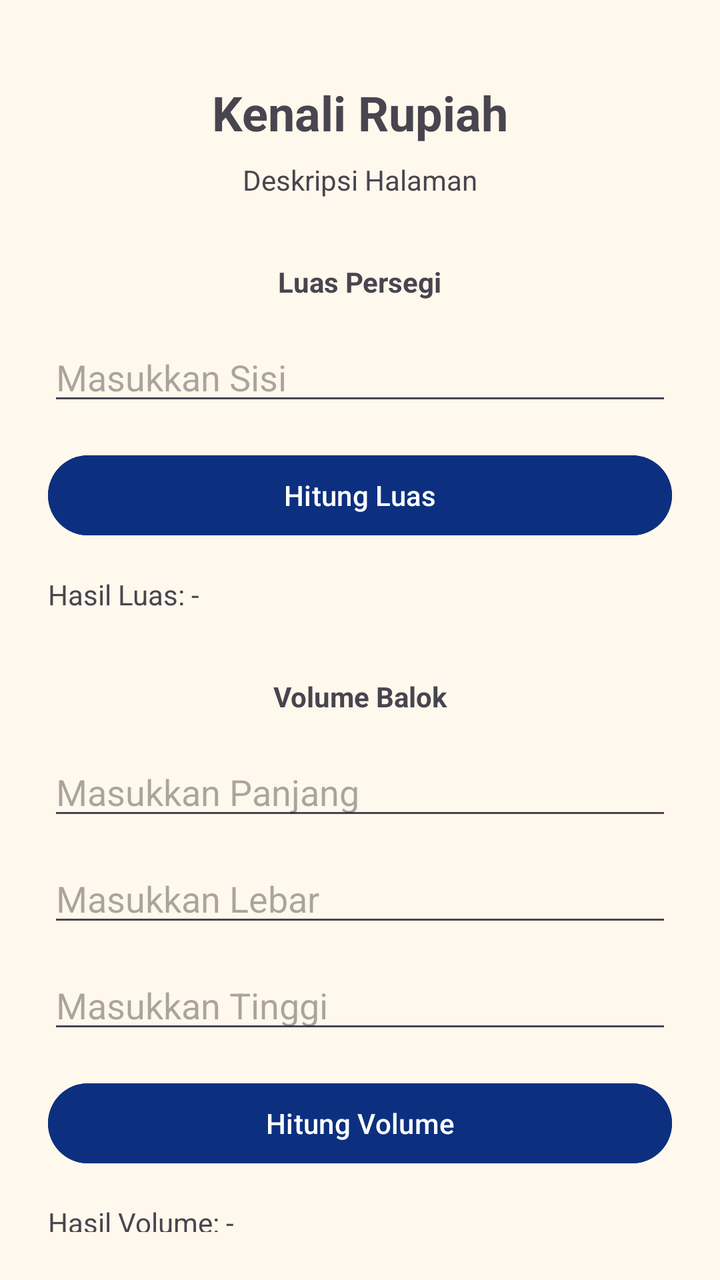
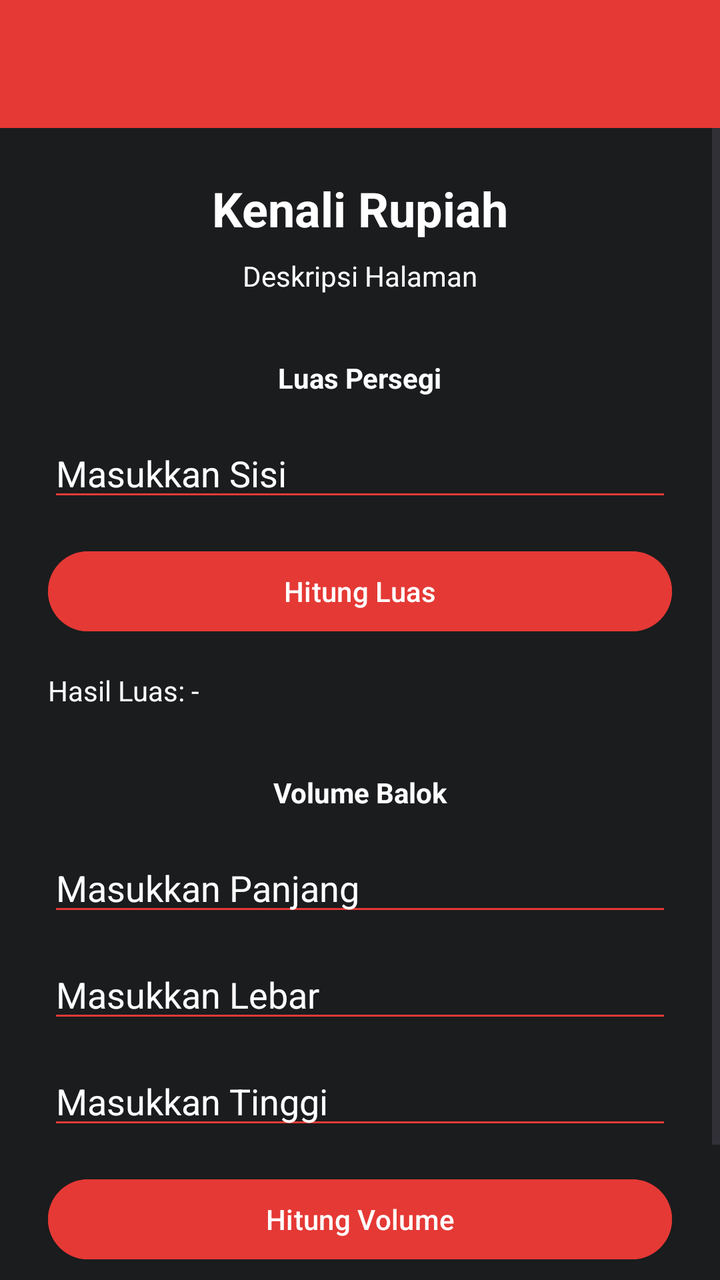

Two renders of the same Android screen: before a commit and after it. Below are the layout's source before the change and the commit's diff.
<!-- AndroidManifest.xml: application theme Theme.Therehelp -->
<!-- res/layout/activity_kalkulator.xml -->
<?xml version="1.0" encoding="utf-8"?>
<androidx.constraintlayout.widget.ConstraintLayout xmlns:android="http://schemas.android.com/apk/res/android"
    xmlns:app="http://schemas.android.com/apk/res-auto"
    xmlns:tools="http://schemas.android.com/tools"
    android:id="@+id/main"
    android:layout_width="match_parent"
    android:layout_height="match_parent"
    android:padding="24dp"
    android:background="@color/bg"
    tools:context=".tugasp2.Kalkulator">

    <TextView
        android:id="@+id/tvJudul"
        android:layout_width="wrap_content"
        android:layout_height="wrap_content"
        android:layout_marginTop="16dp"
        android:text="@string/placeholder_judul"
        android:textSize="24sp"
        android:textStyle="bold"
        app:layout_constraintEnd_toEndOf="parent"
        app:layout_constraintStart_toStartOf="parent"
        app:layout_constraintTop_toTopOf="parent" />

    <TextView
        android:id="@+id/tvDeskripsi"
        android:layout_width="wrap_content"
        android:layout_height="wrap_content"
        android:layout_marginTop="8dp"
        android:text="@string/placeholder_desc"
        android:textAlignment="center"
        android:textSize="14sp"
        app:layout_constraintEnd_toEndOf="parent"
        app:layout_constraintStart_toStartOf="parent"
        app:layout_constraintTop_toBottomOf="@+id/tvJudul" />

    <TextView
        android:id="@+id/tvJudulPersegi"
        android:layout_width="wrap_content"
        android:layout_height="wrap_content"
        android:layout_marginTop="32dp"
        android:text="@string/label_persegi"
        android:textStyle="bold"
        app:layout_constraintEnd_toEndOf="parent"
        app:layout_constraintStart_toStartOf="parent"
        app:layout_constraintTop_toBottomOf="@+id/tvDeskripsi" />

    <EditText
        android:id="@+id/inputSisi"
        android:layout_width="match_parent"
        android:layout_height="wrap_content"
        android:layout_marginTop="16dp"
        android:hint="@string/hint_sisi"
        android:inputType="numberDecimal"
        app:layout_constraintTop_toBottomOf="@+id/tvJudulPersegi" />

    <Button
        android:id="@+id/btnHitungPersegi"
        android:layout_width="match_parent"
        android:layout_height="wrap_content"
        android:layout_marginTop="16dp"
        android:backgroundTint="@color/biru"
        android:text="@string/btn_hitung_luas"
        app:layout_constraintTop_toBottomOf="@+id/inputSisi" />

    <TextView
        android:id="@+id/tvHasilPersegi"
        android:layout_width="wrap_content"
        android:layout_height="wrap_content"
        android:layout_marginTop="16dp"
        android:text="@string/hasil_luas"
        app:layout_constraintStart_toStartOf="parent"
        app:layout_constraintTop_toBottomOf="@+id/btnHitungPersegi" />

    <TextView
        android:id="@+id/tvJudulBalok"
        android:layout_width="wrap_content"
        android:layout_height="wrap_content"
        android:layout_marginTop="32dp"
        android:text="@string/label_balok"
        android:textStyle="bold"
        app:layout_constraintEnd_toEndOf="parent"
        app:layout_constraintStart_toStartOf="parent"
        app:layout_constraintTop_toBottomOf="@+id/tvHasilPersegi" />

    <EditText
        android:id="@+id/inputPanjang"
        android:layout_width="match_parent"
        android:layout_height="wrap_content"
        android:layout_marginTop="16dp"
        android:hint="@string/hint_panjang"
        android:inputType="numberDecimal"
        app:layout_constraintTop_toBottomOf="@+id/tvJudulBalok" />

    <EditText
        android:id="@+id/inputLebar"
        android:layout_width="match_parent"
        android:layout_height="wrap_content"
        android:layout_marginTop="12dp"
        android:hint="@string/hint_lebar"
        android:inputType="numberDecimal"
        app:layout_constraintTop_toBottomOf="@+id/inputPanjang" />

    <EditText
        android:id="@+id/inputTinggi"
        android:layout_width="match_parent"
        android:layout_height="wrap_content"
        android:layout_marginTop="12dp"
        android:hint="@string/hint_tinggi"
        android:inputType="numberDecimal"
        app:layout_constraintTop_toBottomOf="@+id/inputLebar" />

    <Button
        android:id="@+id/btnHitungBalok"
        android:layout_width="match_parent"
        android:layout_height="wrap_content"
        android:layout_marginTop="16dp"
        android:backgroundTint="@color/biru"
        android:text="@string/btn_hitung_vol"
        app:layout_constraintTop_toBottomOf="@+id/inputTinggi" />

    <TextView
        android:id="@+id/tvHasilBalok"
        android:layout_width="wrap_content"
        android:layout_height="wrap_content"
        android:layout_marginTop="16dp"
        android:text="@string/hasil_vol"
        app:layout_constraintStart_toStartOf="parent"
        app:layout_constraintTop_toBottomOf="@+id/btnHitungBalok" />

</androidx.constraintlayout.widget.ConstraintLayout>
<!-- resources referenced by this layout -->
<resources>
  <color name="bg">#FFF8EC</color>
  <color name="biru">#0C307F</color>
  <string name="btn_hitung_luas">Hitung Luas</string>
  <string name="btn_hitung_vol">Hitung Volume</string>
  <string name="hasil_luas">Hasil Luas: -</string>
  <string name="hasil_vol">Hasil Volume: -</string>
  <string name="hint_lebar">Masukkan Lebar</string>
  <string name="hint_panjang">Masukkan Panjang</string>
  <string name="hint_sisi">Masukkan Sisi</string>
  <string name="hint_tinggi">Masukkan Tinggi</string>
  <string name="label_balok">Volume Balok</string>
  <string name="label_persegi">Luas Persegi</string>
  <string name="placeholder_desc">Deskripsi Halaman</string>
  <string name="placeholder_judul">Kenali Rupiah</string>
  <style name="Theme.Therehelp" parent="Base.Theme.Therehelp" />
  <style name="Base.Theme.Therehelp" parent="Theme.Material3.DayNight.NoActionBar">
          
          
      </style>
</resources>

<!-- the commit's change to res/layout/activity_kalkulator.xml (unified diff, before → after) -->
@@ -1,130 +1,176 @@
 <?xml version="1.0" encoding="utf-8"?>
-<androidx.constraintlayout.widget.ConstraintLayout xmlns:android="http://schemas.android.com/apk/res/android"
+<androidx.constraintlayout.widget.ConstraintLayout
+    xmlns:android="http://schemas.android.com/apk/res/android"
     xmlns:app="http://schemas.android.com/apk/res-auto"
     xmlns:tools="http://schemas.android.com/tools"
     android:id="@+id/main"
     android:layout_width="match_parent"
     android:layout_height="match_parent"
-    android:padding="24dp"
-    android:background="@color/bg"
+    android:background="@color/bina_desa_dark_grey"
     tools:context=".tugasp2.Kalkulator">
 
-    <TextView
-        android:id="@+id/tvJudul"
-        android:layout_width="wrap_content"
-        android:layout_height="wrap_content"
-        android:layout_marginTop="16dp"
-        android:text="@string/placeholder_judul"
-        android:textSize="24sp"
-        android:textStyle="bold"
-        app:layout_constraintEnd_toEndOf="parent"
-        app:layout_constraintStart_toStartOf="parent"
-        app:layout_constraintTop_toTopOf="parent" />
-
-    <TextView
-        android:id="@+id/tvDeskripsi"
-        android:layout_width="wrap_content"
-        android:layout_height="wrap_content"
-        android:layout_marginTop="8dp"
-        android:text="@string/placeholder_desc"
-        android:textAlignment="center"
-        android:textSize="14sp"
-        app:layout_constraintEnd_toEndOf="parent"
-        app:layout_constraintStart_toStartOf="parent"
-        app:layout_constraintTop_toBottomOf="@+id/tvJudul" />
-
-    <TextView
-        android:id="@+id/tvJudulPersegi"
-        android:layout_width="wrap_content"
-        android:layout_height="wrap_content"
-        android:layout_marginTop="32dp"
-        android:text="@string/label_persegi"
-        android:textStyle="bold"
-        app:layout_constraintEnd_toEndOf="parent"
-        app:layout_constraintStart_toStartOf="parent"
-        app:layout_constraintTop_toBottomOf="@+id/tvDeskripsi" />
-
-    <EditText
-        android:id="@+id/inputSisi"
+    <com.google.android.material.appbar.AppBarLayout
+        android:id="@+id/appBarLayout"
         android:layout_width="match_parent"
         android:layout_height="wrap_content"
-        android:layout_marginTop="16dp"
-        android:hint="@string/hint_sisi"
-        android:inputType="numberDecimal"
-        app:layout_constraintTop_toBottomOf="@+id/tvJudulPersegi" />
+        app:layout_constraintTop_toTopOf="parent">
 
-    <Button
-        android:id="@+id/btnHitungPersegi"
+        <androidx.appcompat.widget.Toolbar
+            android:id="@+id/toolbar"
+            android:layout_width="match_parent"
+            android:layout_height="?attr/actionBarSize"
+            android:background="@color/bina_desa_red"
+            app:titleTextColor="@color/white"
+            tools:title="Kalkulator" />
+
+    </com.google.android.material.appbar.AppBarLayout>
+
+    <ScrollView
         android:layout_width="match_parent"
-        android:layout_height="wrap_content"
-        android:layout_marginTop="16dp"
-        android:backgroundTint="@color/biru"
-        android:text="@string/btn_hitung_luas"
-        app:layout_constraintTop_toBottomOf="@+id/inputSisi" />
+        android:layout_height="0dp"
+        app:layout_constraintBottom_toBottomOf="parent"
+        app:layout_constraintTop_toBottomOf="@+id/appBarLayout">
 
-    <TextView
-        android:id="@+id/tvHasilPersegi"
-        android:layout_width="wrap_content"
-        android:layout_height="wrap_content"
-        android:layout_marginTop="16dp"
-        android:text="@string/hasil_luas"
-        app:layout_constraintStart_toStartOf="parent"
-        app:layout_constraintTop_toBottomOf="@+id/btnHitungPersegi" />
+        <androidx.constraintlayout.widget.ConstraintLayout
+            android:layout_width="match_parent"
+            android:layout_height="wrap_content"
+            android:padding="24dp">
 
-    <TextView
-        android:id="@+id/tvJudulBalok"
-        android:layout_width="wrap_content"
-        android:layout_height="wrap_content"
-        android:layout_marginTop="32dp"
-        android:text="@string/label_balok"
-        android:textStyle="bold"
-        app:layout_constraintEnd_toEndOf="parent"
-        app:layout_constraintStart_toStartOf="parent"
-        app:layout_constraintTop_toBottomOf="@+id/tvHasilPersegi" />
+            <TextView
+                android:id="@+id/tvJudul"
+                android:layout_width="wrap_content"
+                android:layout_height="wrap_content"
+                android:text="@string/placeholder_judul"
+                android:textColor="@color/white"
+                android:textSize="24sp"
+                android:textStyle="bold"
+                app:layout_constraintEnd_toEndOf="parent"
+                app:layout_constraintStart_toStartOf="parent"
+                app:layout_constraintTop_toTopOf="parent" />
 
-    <EditText
-        android:id="@+id/inputPanjang"
-        android:layout_width="match_parent"
-        android:layout_height="wrap_content"
-        android:layout_marginTop="16dp"
-        android:hint="@string/hint_panjang"
-        android:inputType="numberDecimal"
-        app:layout_constraintTop_toBottomOf="@+id/tvJudulBalok" />
+            <TextView
+                android:id="@+id/tvDeskripsi"
+                android:layout_width="0dp"
+                android:layout_height="wrap_content"
+                android:layout_marginTop="8dp"
+                android:text="@string/placeholder_desc"
+                android:textColor="@color/text_white"
+                android:textAlignment="center"
+                android:textSize="14sp"
+                app:layout_constraintEnd_toEndOf="parent"
+                app:layout_constraintStart_toStartOf="parent"
+                app:layout_constraintTop_toBottomOf="@+id/tvJudul" />
 
-    <EditText
-        android:id="@+id/inputLebar"
-        android:layout_width="match_parent"
-        android:layout_height="wrap_content"
-        android:layout_marginTop="12dp"
-        android:hint="@string/hint_lebar"
-        android:inputType="numberDecimal"
-        app:layout_constraintTop_toBottomOf="@+id/inputPanjang" />
+            <TextView
+                android:id="@+id/tvJudulPersegi"
+                android:layout_width="wrap_content"
+                android:layout_height="wrap_content"
+                android:layout_marginTop="32dp"
+                android:text="@string/label_persegi"
+                android:textColor="@color/white"
+                android:textStyle="bold"
+                app:layout_constraintEnd_toEndOf="parent"
+                app:layout_constraintStart_toStartOf="parent"
+                app:layout_constraintTop_toBottomOf="@+id/tvDeskripsi" />
 
-    <EditText
-        android:id="@+id/inputTinggi"
-        android:layout_width="match_parent"
-        android:layout_height="wrap_content"
-        android:layout_marginTop="12dp"
-        android:hint="@string/hint_tinggi"
-        android:inputType="numberDecimal"
-        app:layout_constraintTop_toBottomOf="@+id/inputLebar" />
+            <EditText
+                android:id="@+id/inputSisi"
+                android:layout_width="match_parent"
+                android:layout_height="wrap_content"
+                android:layout_marginTop="16dp"
+                android:hint="@string/hint_sisi"
+                android:textColorHint="@color/white"
+                android:inputType="numberDecimal"
+                android:backgroundTint="@color/bina_desa_red"
+                app:layout_constraintTop_toBottomOf="@+id/tvJudulPersegi" />
 
-    <Button
-        android:id="@+id/btnHitungBalok"
-        android:layout_width="match_parent"
-        android:layout_height="wrap_content"
-        android:layout_marginTop="16dp"
-        android:backgroundTint="@color/biru"
-        android:text="@string/btn_hitung_vol"
-        app:layout_constraintTop_toBottomOf="@+id/inputTinggi" />
+            <Button
+                android:id="@+id/btnHitungPersegi"
+                android:layout_width="match_parent"
+                android:layout_height="wrap_content"
+                android:layout_marginTop="16dp"
+                android:backgroundTint="@color/bina_desa_red"
+                android:text="@string/btn_hitung_luas"
+                app:layout_constraintTop_toBottomOf="@+id/inputSisi" />
 
-    <TextView
-        android:id="@+id/tvHasilBalok"
-        android:layout_width="wrap_content"
-        android:layout_height="wrap_content"
-        android:layout_marginTop="16dp"
-        android:text="@string/hasil_vol"
-        app:layout_constraintStart_toStartOf="parent"
-        app:layout_constraintTop_toBottomOf="@+id/btnHitungBalok" />
+            <TextView
+                android:id="@+id/tvHasilPersegi"
+                android:layout_width="wrap_content"
+                android:layout_height="wrap_content"
+                android:layout_marginTop="16dp"
+                android:text="@string/hasil_luas"
+                android:textColor="@color/white"
+                app:layout_constraintStart_toStartOf="parent"
+                app:layout_constraintTop_toBottomOf="@+id/btnHitungPersegi" />
+
+            <TextView
+                android:id="@+id/tvJudulBalok"
+                android:layout_width="wrap_content"
+                android:layout_height="wrap_content"
+                android:layout_marginTop="32dp"
+                android:text="@string/label_balok"
+                android:textColor="@color/white"
+                android:textStyle="bold"
+                app:layout_constraintEnd_toEndOf="parent"
+                app:layout_constraintStart_toStartOf="parent"
+                app:layout_constraintTop_toBottomOf="@+id/tvHasilPersegi" />
+
+            <EditText
+                android:id="@+id/inputPanjang"
+                android:layout_width="match_parent"
+                android:layout_height="wrap_content"
+                android:layout_marginTop="16dp"
+                android:hint="@string/hint_panjang"
+                android:textColorHint="@color/text_white"
+
+                android:inputType="numberDecimal"
+                android:backgroundTint="@color/bina_desa_red"
+                app:layout_constraintTop_toBottomOf="@+id/tvJudulBalok" />
+
+            <EditText
+                android:id="@+id/inputLebar"
+                android:layout_width="match_parent"
+                android:layout_height="wrap_content"
+                android:layout_marginTop="12dp"
+                android:hint="@string/hint_lebar"
+                android:textColorHint="@color/white"
+                android:inputType="numberDecimal"
+                android:backgroundTint="@color/bina_desa_red"
+                app:layout_constraintTop_toBottomOf="@+id/inputPanjang" />
+
+            <EditText
+                android:id="@+id/inputTinggi"
+                android:layout_width="match_parent"
+                android:layout_height="wrap_content"
+                android:layout_marginTop="12dp"
+                android:hint="@string/hint_tinggi"
+                android:textColorHint="@color/white"
+                android:inputType="numberDecimal"
+                android:backgroundTint="@color/bina_desa_red"
+                app:layout_constraintTop_toBottomOf="@+id/inputLebar" />
+
+            <Button
+                android:id="@+id/btnHitungBalok"
+                android:layout_width="match_parent"
+                android:layout_height="wrap_content"
+                android:layout_marginTop="16dp"
+                android:backgroundTint="@color/bina_desa_red"
+                android:text="@string/btn_hitung_vol"
+                app:layout_constraintTop_toBottomOf="@+id/inputTinggi" />
+
+            <TextView
+                android:id="@+id/tvHasilBalok"
+                android:layout_width="wrap_content"
+                android:layout_height="wrap_content"
+                android:layout_marginTop="16dp"
+                android:layout_marginBottom="24dp"
+                android:text="@string/hasil_vol"
+                android:textColor="@color/white"
+                app:layout_constraintBottom_toBottomOf="parent"
+                app:layout_constraintStart_toStartOf="parent"
+                app:layout_constraintTop_toBottomOf="@+id/btnHitungBalok" />
+
+        </androidx.constraintlayout.widget.ConstraintLayout>
+    </ScrollView>
 
 </androidx.constraintlayout.widget.ConstraintLayout>
<!-- resource entries referenced after the edit -->
@@ -1,7 +1,9 @@
 <!-- resources referenced by this layout -->
 <resources>
-  <color name="bg">#FFF8EC</color>
-  <color name="biru">#0C307F</color>
+  <color name="bina_desa_dark_grey">#1A1C1E</color>
+  <color name="bina_desa_red">#E53935</color>
+  <color name="text_white">#FFFFFF</color>
+  <color name="white">#FFFFFFFF</color>
   <string name="btn_hitung_luas">Hitung Luas</string>
   <string name="btn_hitung_vol">Hitung Volume</string>
   <string name="hasil_luas">Hasil Luas: -</string>
